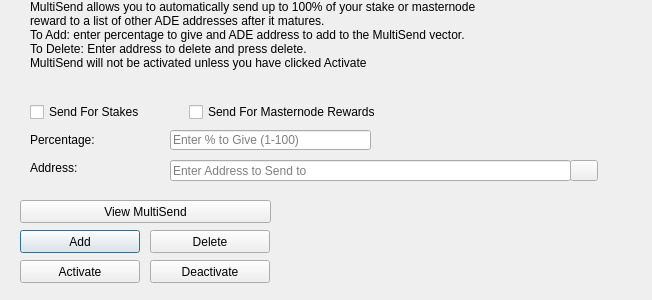
adeptio-project/adeptio, file src/qt/forms/multisenddialog.ui: the form before one commit.
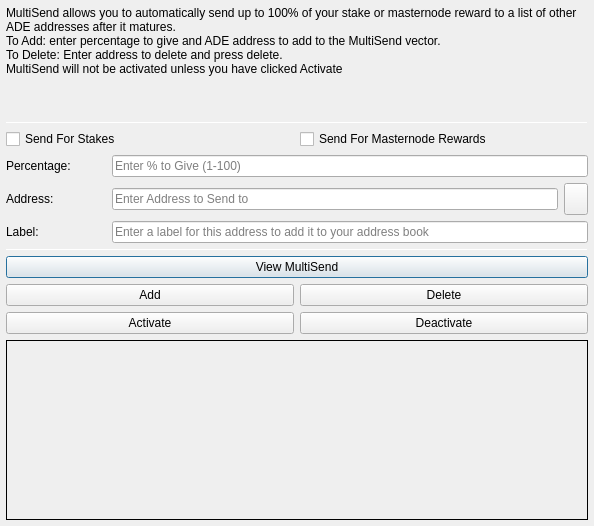
The form after the commit. Icons and pictures are not drawn.

Commit message: rebrand DarkSend > zADE

Patch:
```diff
--- a/src/qt/forms/multisenddialog.ui
+++ b/src/qt/forms/multisenddialog.ui
@@ -9,54 +9,30 @@
    <rect>
     <x>0</x>
     <y>0</y>
-    <width>652</width>
-    <height>300</height>
+    <width>594</width>
+    <height>526</height>
    </rect>
   </property>
   <property name="windowTitle">
    <string>MultiSend</string>
   </property>
-  <widget class="QLineEdit" name="multiSendPercentEdit">
-   <property name="geometry">
-    <rect>
-     <x>170</x>
-     <y>130</y>
-     <width>201</width>
-     <height>20</height>
-    </rect>
+  <layout class="QVBoxLayout" name="verticalLayout" stretch="0">
+   <property name="leftMargin">
+    <number>6</number>
    </property>
-   <property name="toolTip">
-    <string>Enter whole numbers 1 - 100</string>
+   <property name="topMargin">
+    <number>6</number>
    </property>
-   <property name="placeholderText">
-    <string>Enter % to Give (1-100)</string>
+   <property name="rightMargin">
+    <number>6</number>
    </property>
-  </widget>
-  <widget class="QLineEdit" name="multiSendAddressEdit">
-   <property name="geometry">
-    <rect>
-     <x>170</x>
-     <y>160</y>
-     <width>401</width>
-     <height>21</height>
-    </rect>
+   <property name="bottomMargin">
+    <number>6</number>
    </property>
-   <property name="toolTip">
-    <string/>
-   </property>
-   <property name="placeholderText">
-    <string>Enter Address to Send to</string>
-   </property>
-  </widget>
+   <item>
+    <layout class="QVBoxLayout" name="verticalLayout_Main" stretch="1,1,1,0,1,1,1">
+     <item>
   <widget class="QLabel" name="label_2">
-   <property name="geometry">
-    <rect>
-     <x>30</x>
-     <y>0</y>
-     <width>451</width>
-     <height>121</height>
-    </rect>
-   </property>
    <property name="lineWidth">
     <number>1</number>
    </property>
@@ -73,88 +49,55 @@
     <bool>true</bool>
    </property>
   </widget>
-  <widget class="QLabel" name="message">
-   <property name="geometry">
-    <rect>
-     <x>290</x>
-     <y>200</y>
-     <width>351</width>
-     <height>91</height>
-    </rect>
-   </property>
-   <property name="text">
-    <string/>
-   </property>
-  </widget>
-  <widget class="QPushButton" name="addButton">
-   <property name="geometry">
-    <rect>
-     <x>20</x>
-     <y>230</y>
-     <width>120</width>
-     <height>23</height>
-    </rect>
-   </property>
-   <property name="toolTip">
-    <string/>
-   </property>
-   <property name="statusTip">
-    <string>Add to MultiSend Vector</string>
-   </property>
-   <property name="text">
-    <string>Add</string>
-   </property>
-  </widget>
-  <widget class="QPushButton" name="disableButton">
-   <property name="geometry">
-    <rect>
-     <x>150</x>
-     <y>260</y>
-     <width>120</width>
-     <height>23</height>
-    </rect>
-   </property>
-   <property name="statusTip">
-    <string>Deactivate MultiSend</string>
-   </property>
+     </item>
+     <item>
+      <widget class="Line" name="line">
+       <property name="minimumSize">
+        <size>
+         <width>0</width>
+         <height>1</height>
+        </size>
+       </property>
+       <property name="maximumSize">
+        <size>
+         <width>16777215</width>
+         <height>1</height>
+        </size>
+       </property>
+       <property name="orientation">
+        <enum>Qt::Horizontal</enum>
+       </property>
+      </widget>
+     </item>
+     <item>
+      <layout class="QVBoxLayout" name="verticalLayout_Settings">
+       <item>
+        <layout class="QHBoxLayout" name="horizontalLayout">
+         <item>
+          <widget class="QCheckBox" name="multiSendStakeCheckBox">
    <property name="text">
-    <string>Deactivate</string>
-   </property>
-  </widget>
-  <widget class="QPushButton" name="addressBookButton">
-   <property name="geometry">
-    <rect>
-     <x>570</x>
-     <y>160</y>
-     <width>28</width>
-     <height>21</height>
-    </rect>
-   </property>
-   <property name="toolTip">
-    <string>Choose an address from the address book</string>
-   </property>
+            <string>Send For Stakes</string>
+           </property>
+          </widget>
+         </item>
+         <item>
+          <widget class="QCheckBox" name="multiSendMasternodeCheckBox">
    <property name="text">
-    <string/>
-   </property>
-   <property name="icon">
-    <iconset resource="../adeptio.qrc">
-     <normaloff>:/icons/address-book</normaloff>:/icons/address-book</iconset>
-   </property>
-   <property name="shortcut">
-    <string>Alt+A</string>
-   </property>
-   <property name="autoDefault">
-    <bool>false</bool>
-   </property>
-  </widget>
+            <string>Send For Masternode Rewards</string>
+           </property>
+          </widget>
+         </item>
+        </layout>
+       </item>
+       <item>
+        <layout class="QHBoxLayout" name="horizontalLayout_6">
+         <item>
   <widget class="QLabel" name="label">
-   <property name="geometry">
-    <rect>
-     <x>30</x>
-     <y>130</y>
-     <width>121</width>
-     <height>20</height>
-    </rect>
+           <property name="minimumSize">
+            <size>
+             <width>100</width>
+             <height>0</height>
+            </size>
    </property>
    <property name="toolTip">
     <string>Percentage of stake to send</string>
@@ -163,14 +106,28 @@
     <string>Percentage:</string>
    </property>
   </widget>
+         </item>
+         <item>
+          <widget class="QLineEdit" name="multiSendPercentEdit">
+           <property name="toolTip">
+            <string>Enter whole numbers 1 - 100</string>
+           </property>
+           <property name="placeholderText">
+            <string>Enter % to Give (1-100)</string>
+           </property>
+          </widget>
+         </item>
+        </layout>
+       </item>
+       <item>
+        <layout class="QHBoxLayout" name="horizontalLayout_7">
+         <item>
   <widget class="QLabel" name="label_5">
-   <property name="geometry">
-    <rect>
-     <x>30</x>
-     <y>160</y>
-     <width>111</width>
-     <height>16</height>
-    </rect>
+           <property name="minimumSize">
+            <size>
+             <width>100</width>
+             <height>0</height>
+            </size>
    </property>
    <property name="toolTip">
     <string>Address to send portion of stake to</string>
@@ -179,15 +136,123 @@
     <string>Address:</string>
    </property>
   </widget>
+         </item>
+         <item>
+          <widget class="QLineEdit" name="multiSendAddressEdit">
+           <property name="toolTip">
+            <string/>
+           </property>
+           <property name="placeholderText">
+            <string>Enter Address to Send to</string>
+           </property>
+          </widget>
+         </item>
+         <item>
+          <widget class="QToolButton" name="addressBookButton">
+           <property name="maximumSize">
+            <size>
+             <width>16777215</width>
+             <height>32</height>
+            </size>
+           </property>
+           <property name="toolTip">
+            <string>Choose an address from the address book</string>
+           </property>
+           <property name="text">
+            <string/>
+           </property>
+           <property name="icon">
+            <iconset resource="../adeptio.qrc">
+             <normaloff>:/icons/address-book</normaloff>:/icons/address-book</iconset>
+           </property>
+           <property name="shortcut">
+            <string>Alt+A</string>
+           </property>
+          </widget>
+         </item>
+        </layout>
+       </item>
+      </layout>
+     </item>
+     <item>
+      <layout class="QHBoxLayout" name="horizontalLayout_3">
+       <item>
+        <widget class="QLabel" name="label_3">
+         <property name="minimumSize">
+          <size>
+           <width>100</width>
+           <height>0</height>
+          </size>
+         </property>
+         <property name="text">
+          <string>Label:</string>
+         </property>
+        </widget>
+       </item>
+       <item>
+        <widget class="QLineEdit" name="labelAddressLabelEdit">
+         <property name="placeholderText">
+          <string>Enter a label for this address to add it to your address book</string>
+         </property>
+        </widget>
+       </item>
+      </layout>
+     </item>
+     <item>
+      <widget class="Line" name="line_2">
+       <property name="minimumSize">
+        <size>
+         <width>0</width>
+         <height>1</height>
+        </size>
+       </property>
+       <property name="maximumSize">
+        <size>
+         <width>16777215</width>
+         <height>1</height>
+        </size>
+       </property>
+       <property name="orientation">
+        <enum>Qt::Horizontal</enum>
+       </property>
+      </widget>
+     </item>
+     <item>
+      <layout class="QVBoxLayout" name="verticalLayout_Buttons">
+       <item>
+        <layout class="QHBoxLayout" name="horizontalLayout_4">
+         <item>
+          <widget class="QPushButton" name="viewButton">
+           <property name="toolTip">
+            <string/>
+           </property>
+           <property name="statusTip">
+            <string>View MultiSend Vector</string>
+           </property>
+           <property name="text">
+            <string>View MultiSend</string>
+           </property>
+          </widget>
+         </item>
+        </layout>
+       </item>
+       <item>
+        <layout class="QHBoxLayout" name="horizontalLayout_2">
+         <item>
+          <widget class="QPushButton" name="addButton">
+           <property name="toolTip">
+            <string/>
+           </property>
+           <property name="statusTip">
+            <string>Add to MultiSend Vector</string>
+           </property>
+           <property name="text">
+            <string>Add</string>
+           </property>
+          </widget>
+         </item>
+         <item>
   <widget class="QPushButton" name="deleteButton">
-   <property name="geometry">
-    <rect>
-     <x>150</x>
-     <y>230</y>
-     <width>120</width>
-     <height>23</height>
-    </rect>
-   </property>
    <property name="toolTip">
     <string/>
    </property>
@@ -198,15 +263,13 @@
     <string>Delete</string>
    </property>
   </widget>
+         </item>
+        </layout>
+       </item>
+       <item>
+        <layout class="QHBoxLayout" name="horizontalLayout_5">
+         <item>
   <widget class="QPushButton" name="activateButton">
-   <property name="geometry">
-    <rect>
-     <x>20</x>
-     <y>260</y>
-     <width>120</width>
-     <height>23</height>
-    </rect>
-   </property>
    <property name="statusTip">
     <string>Activate MultiSend</string>
    </property>
@@ -214,51 +277,55 @@
     <string>Activate</string>
    </property>
   </widget>
-  <widget class="QPushButton" name="viewButton">
-   <property name="geometry">
-    <rect>
-     <x>20</x>
-     <y>200</y>
-     <width>251</width>
-     <height>23</height>
-    </rect>
-   </property>
-   <property name="toolTip">
-    <string/>
-   </property>
+         </item>
+         <item>
+          <widget class="QPushButton" name="disableButton">
    <property name="statusTip">
     <string>View MultiSend Vector</string>
    </property>
    <property name="text">
-    <string>View MultiSend</string>
-   </property>
-  </widget>
-  <widget class="QWidget" name="horizontalLayoutWidget">
-   <property name="geometry">
-    <rect>
-     <x>30</x>
-     <y>100</y>
-     <width>351</width>
-     <height>24</height>
-    </rect>
-   </property>
-   <layout class="QHBoxLayout" name="horizontalLayout">
-    <item>
-     <widget class="QCheckBox" name="multiSendStakeCheckBox">
-      <property name="text">
-       <string>Send For Stakes</string>
-      </property>
-     </widget>
-    </item>
+            <string>Deactivate</string>
+           </property>
+          </widget>
+         </item>
+        </layout>
+       </item>
+      </layout>
+     </item>
     <item>
-     <widget class="QCheckBox" name="multiSendMasternodeCheckBox">
+      <widget class="QLabel" name="message">
+       <property name="minimumSize">
+        <size>
+         <width>0</width>
+         <height>180</height>
+        </size>
+       </property>
+       <property name="frameShape">
+        <enum>QFrame::Panel</enum>
+       </property>
+       <property name="frameShadow">
+        <enum>QFrame::Plain</enum>
+       </property>
+       <property name="lineWidth">
+        <number>1</number>
+       </property>
+       <property name="midLineWidth">
+        <number>1</number>
+       </property>
       <property name="text">
-       <string>Send For Masternode Rewards</string>
-      </property>
+        <string/>
+       </property>
+       <property name="alignment">
+        <set>Qt::AlignLeading|Qt::AlignLeft|Qt::AlignTop</set>
+       </property>
+       <property name="wordWrap">
+        <bool>true</bool>
+       </property>
      </widget>
     </item>
    </layout>
-  </widget>
+   </item>
+  </layout>
  </widget>
  <resources>
   <include location="../adeptio.qrc"/>
```
Left out of the diff: 2 changed lines with no effect on the pictures. Lines whose indentation alone changed are shown as unchanged. The commit also changes 1499 other files.
